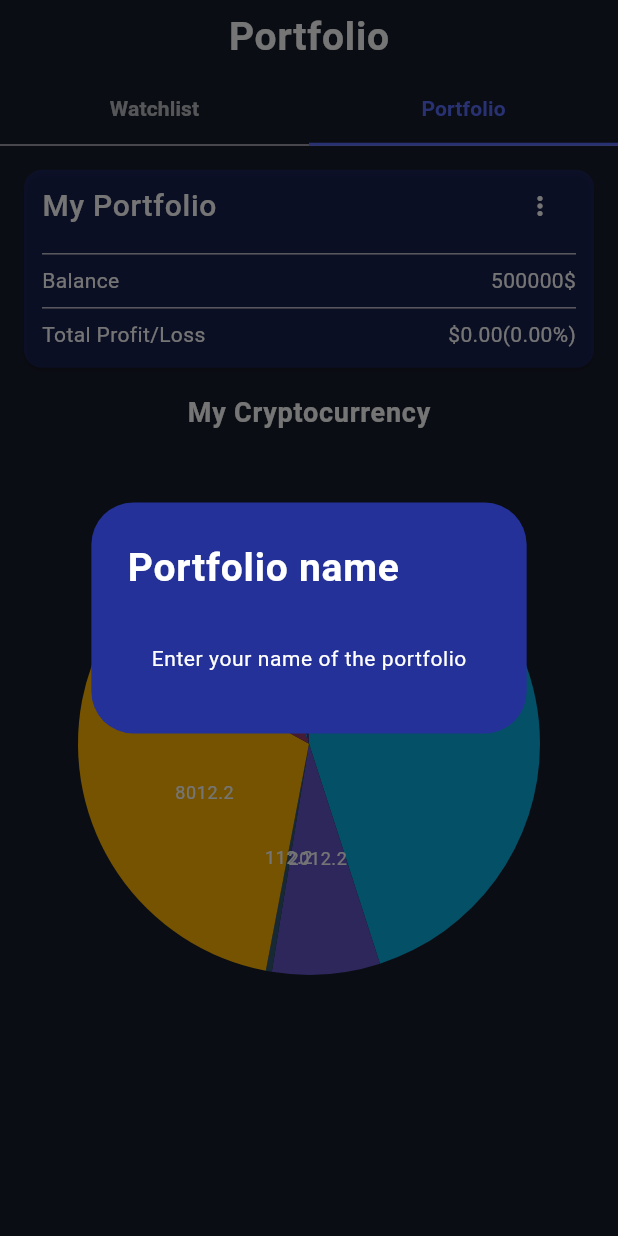
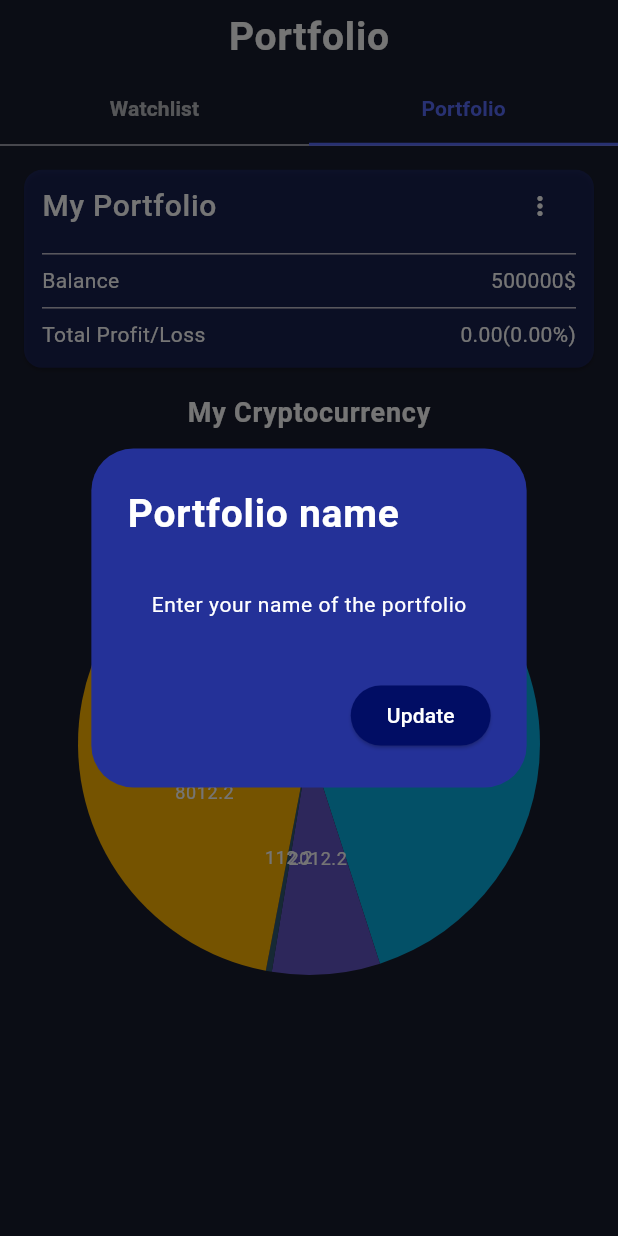
Before and after one commit to rostikKalabishka/CryptoApp, a Flutter app: the PortfolioScreen screen opened directly, tab 2 chosen, after a tap on the "more vert" icon, on a phone screen of 412 x 824 dp. Run offline on Flutter 3.47's test engine with Material 3 defaults, Android fonts, the phone set to English and light mode, and no system bars; our stand-ins replace auto_route, bloc, bloc_concurrency, cloud_firestore, dio, equatable and 8 more; accounts and stored records are empty; network calls fail.

Commit message:
added rename portfolio name

```diff
--- a/lib/crypto_app.dart
+++ b/lib/crypto_app.dart
@@ -1,6 +1,8 @@
 import 'package:crypto_app/futures/auth/login/bloc/login_bloc.dart';
 import 'package:crypto_app/futures/auth/login/view/login.dart';
 import 'package:crypto_app/futures/auth/registration/view/registration.dart';
+import 'package:crypto_app/futures/portfolio/bloc/portfolio_bloc.dart';
+import 'package:crypto_app/futures/portfolio/view/portfolio.dart';
 import 'package:crypto_app/repository/data_storage_repository/abstract_data_storage_repository.dart';
 
 import 'package:flutter/material.dart';
@@ -27,6 +29,8 @@ class _CryptoAppState extends State<CryptoApp> {
       GetIt.I<AbstractDataStorageRepository>());
   final _loginBloc = LoginBloc(GetIt.I<AbstractAuthRepository>());
   final _registrationBloc = RegistrationBloc(GetIt.I<AbstractAuthRepository>());
+  final _portfolioBloc =
+      PortfolioBloc(GetIt.I<AbstractDataStorageRepository>());
 
   @override
   void initState() {
@@ -46,6 +50,10 @@ class _CryptoAppState extends State<CryptoApp> {
           child: const LoginScreen(),
         ),
         BlocProvider(
+          create: (_) => _portfolioBloc,
+          child: const PortfolioScreen(),
+        ),
+        BlocProvider(
           create: (_) => _registrationBloc,
           child: const RegistrationScreen(),
         ),
--- a/lib/futures/portfolio/bloc/portfolio_bloc.dart
+++ b/lib/futures/portfolio/bloc/portfolio_bloc.dart
@@ -1,13 +1,50 @@
 import 'package:bloc/bloc.dart';
+import 'package:crypto_app/futures/portfolio/model/coin_user_data.dart';
+import 'package:crypto_app/repository/data_storage_repository/abstract_data_storage_repository.dart';
 import 'package:equatable/equatable.dart';
 
 part 'portfolio_event.dart';
 part 'portfolio_state.dart';
 
 class PortfolioBloc extends Bloc<PortfolioEvent, PortfolioState> {
-  PortfolioBloc() : super(PortfolioInitial()) {
-    on<PortfolioEvent>((event, emit) {
-      // TODO: implement event handler
+  final AbstractDataStorageRepository abstractDataStorageRepository;
+  PortfolioBloc(this.abstractDataStorageRepository)
+      : super(PortfolioInitial()) {
+    on<PortfolioEvent>((event, emit) async {
+      if (event is PortfolioInfoLoadedEvent) {
+        await _loadPortfolioInfo(event, emit);
+      } else if (event is UpdatePortfolioNameEvent) {
+        await _updatePortfolioName(event, emit);
+      }
     });
   }
+
+  Future<void> _loadPortfolioInfo(
+      PortfolioInfoLoadedEvent event, Emitter<PortfolioState> emit) async {
+    try {
+      final userInfo = await abstractDataStorageRepository.getUserInfo();
+      emit(PortfolioLoaded(
+        portfolioName: userInfo.portfolioName,
+        portfolioList: [],
+      ));
+    } catch (e) {
+      emit(PortfolioFailure(error: e));
+    }
+  }
+
+  Future<void> _updatePortfolioName(
+      UpdatePortfolioNameEvent event, Emitter<PortfolioState> emit) async {
+    final newState = state;
+    try {
+      if (newState is PortfolioLoaded) {
+        final updateState = newState;
+        await abstractDataStorageRepository.updatePortfolioName(
+            newPortfolioName: event.updatePortfolioName);
+        final userInfo = await abstractDataStorageRepository.getUserInfo();
+        emit(updateState.copyWith(portfolioName: userInfo.portfolioName));
+      }
+    } catch (e) {
+      emit(PortfolioFailure(error: e));
+    }
+  }
 }
--- a/lib/futures/portfolio/bloc/portfolio_event.dart
+++ b/lib/futures/portfolio/bloc/portfolio_event.dart
@@ -6,3 +6,14 @@ sealed class PortfolioEvent extends Equatable {
   @override
   List<Object> get props => [];
 }
+
+class PortfolioInfoLoadedEvent extends PortfolioEvent {
+  const PortfolioInfoLoadedEvent();
+}
+
+class UpdatePortfolioNameEvent extends PortfolioEvent {
+  final String updatePortfolioName;
+  const UpdatePortfolioNameEvent({required this.updatePortfolioName});
+  @override
+  List<Object> get props => super.props..add(updatePortfolioName);
+}
--- a/lib/futures/portfolio/bloc/portfolio_state.dart
+++ b/lib/futures/portfolio/bloc/portfolio_state.dart
@@ -1,3 +1,4 @@
+// ignore_for_file: public_member_api_docs, sort_constructors_first
 part of 'portfolio_bloc.dart';
 
 sealed class PortfolioState extends Equatable {
@@ -9,7 +10,23 @@ sealed class PortfolioState extends Equatable {
 
 final class PortfolioInitial extends PortfolioState {}
 
-class PortfolioLoaded extends PortfolioState {}
+class PortfolioLoaded extends PortfolioState {
+  final String portfolioName;
+  final List<CoinUserData> portfolioList;
+
+  const PortfolioLoaded(
+      {required this.portfolioName, required this.portfolioList});
+
+  @override
+  List<Object> get props => super.props..addAll([portfolioName]);
+
+  PortfolioLoaded copyWith(
+      {String? portfolioName, List<CoinUserData>? portfolioList}) {
+    return PortfolioLoaded(
+        portfolioName: portfolioName ?? this.portfolioName,
+        portfolioList: portfolioList ?? this.portfolioList);
+  }
+}
 
 class PortfolioLoading extends PortfolioState {}
 
--- a/lib/futures/portfolio/portfolio_mode/view/portfolio_mode.dart
+++ b/lib/futures/portfolio/portfolio_mode/view/portfolio_mode.dart
@@ -1,5 +1,7 @@
+import 'package:crypto_app/futures/portfolio/bloc/portfolio_bloc.dart';
 import 'package:crypto_app/futures/portfolio/portfolio_mode/widgets/circular_chart.dart';
 import 'package:flutter/material.dart';
+import 'package:flutter_bloc/flutter_bloc.dart';
 import 'package:syncfusion_flutter_charts/charts.dart';
 
 import '../../model/model.dart';
@@ -14,33 +16,47 @@ class PortfolioMode extends StatefulWidget {
 class _PortfolioModeState extends State<PortfolioMode> {
   late List<CoinUserData> _chartData;
   late TooltipBehavior _tooltipBehavior;
+  final updatePortfolioNameController = TextEditingController();
   @override
   void initState() {
     _chartData = getChartData();
     _tooltipBehavior = TooltipBehavior(enable: true);
+    context.read<PortfolioBloc>().add(const PortfolioInfoLoadedEvent());
     super.initState();
   }
 
   @override
   Widget build(BuildContext context) {
     final theme = Theme.of(context);
+    final portfolioBloc = context.read<PortfolioBloc>();
+    return BlocBuilder<PortfolioBloc, PortfolioState>(
+      builder: (context, state) {
+        if (state is PortfolioLoaded) {
           return CustomScrollView(
             slivers: [
               SliverToBoxAdapter(
                 child: Padding(
-            padding: const EdgeInsets.symmetric(horizontal: 12, vertical: 12),
+                  padding:
+                      const EdgeInsets.symmetric(horizontal: 12, vertical: 12),
                   child: Card(
                     color: theme.cardColor,
                     child: Padding(
-                padding: const EdgeInsets.only(bottom: 12, left: 12, right: 12),
+                      padding: const EdgeInsets.only(
+                          bottom: 12, left: 12, right: 12),
                       child: Column(
                         children: [
                           Row(
                             mainAxisAlignment: MainAxisAlignment.spaceBetween,
                             children: [
-                        Text(
-                          'My Portfolio',
+                              Flexible(
+                                child: Text(
+                                  state.portfolioName.isNotEmpty
+                                      ? state.portfolioName
+                                      : 'My Portfolio',
                                   style: theme.textTheme.labelMedium,
+                                  maxLines: 1,
+                                  overflow: TextOverflow.ellipsis,
+                                ),
                               ),
                               IconButton(
                                   onPressed: () async {
@@ -63,7 +79,7 @@ class _PortfolioModeState extends State<PortfolioMode> {
                             children: [
                               Text('Total Profit/Loss'),
                               Row(
-                          children: [Text('\$0.00'), Text('(0.00%)')],
+                                children: [Text('0.00'), Text('(0.00%)')],
                               )
                             ],
                           )
@@ -81,6 +97,34 @@ class _PortfolioModeState extends State<PortfolioMode> {
               )
             ],
           );
+        } else if (state is PortfolioFailure) {
+          return CustomScrollView(
+            slivers: [
+              SliverToBoxAdapter(
+                  child: Column(
+                children: [
+                  Text(state.error.toString()),
+                  SizedBox(
+                    height: MediaQuery.of(context).size.height * 0.1,
+                  ),
+                  TextButton(
+                      onPressed: () {
+                        portfolioBloc.add(const PortfolioInfoLoadedEvent());
+                      },
+                      child: Text(
+                        'Try Again',
+                        style: theme.textTheme.bodySmall,
+                      ))
+                ],
+              ))
+            ],
+          );
+        }
+        return const Center(
+          child: CircularProgressIndicator.adaptive(),
+        );
+      },
+    );
   }
 
   Future openDialog(BuildContext context) => showDialog(
@@ -93,7 +137,16 @@ class _PortfolioModeState extends State<PortfolioMode> {
             'Portfolio name',
             style: theme.textTheme.bodyLarge,
           ),
+          actions: [
+            ElevatedButton(
+                onPressed: () {
+                  context.read<PortfolioBloc>().add(UpdatePortfolioNameEvent(
+                      updatePortfolioName: updatePortfolioNameController.text));
+                },
+                child: const Text('Update'))
+          ],
           content: TextFormField(
+              controller: updatePortfolioNameController,
               style: theme.textTheme.bodySmall,
               decoration: InputDecoration(
                   hintText: 'Enter your name of the portfolio',
--- a/lib/futures/portfolio/view/portfolio.dart
+++ b/lib/futures/portfolio/view/portfolio.dart
@@ -2,9 +2,6 @@ import 'package:auto_route/auto_route.dart';
 import 'package:crypto_app/futures/portfolio/portfolio_mode/view/portfolio_mode.dart';
 import 'package:crypto_app/futures/portfolio/watchlist/view/watchlist.dart';
 import 'package:flutter/material.dart';
-import 'package:flutter_bloc/flutter_bloc.dart';
-
-import '../bloc/portfolio_bloc.dart';
 
 @RoutePage()
 class PortfolioScreen extends StatefulWidget {
@@ -19,9 +16,7 @@ class _PortfolioScreenState extends State<PortfolioScreen> {
   Widget build(BuildContext context) {
     final theme = Theme.of(context);
     return Scaffold(
-      body: BlocProvider(
-        create: (context) => PortfolioBloc(),
-        child: DefaultTabController(
+      body: DefaultTabController(
         length: 2,
         child: CustomScrollView(
           slivers: [
@@ -33,8 +28,8 @@ class _PortfolioScreenState extends State<PortfolioScreen> {
               pinned: true,
               centerTitle: true,
               bottom: PreferredSize(
-                  preferredSize: Size.fromHeight(
-                      MediaQuery.of(context).size.height * 0.05),
+                preferredSize:
+                    Size.fromHeight(MediaQuery.of(context).size.height * 0.05),
                 child: TabBar(
                   labelStyle: const TextStyle(fontWeight: FontWeight.bold),
                   indicatorColor: theme.indicatorColor,
@@ -70,7 +65,6 @@ class _PortfolioScreenState extends State<PortfolioScreen> {
           ],
         ),
       ),
-      ),
     );
   }
 }
--- a/lib/futures/settings/bloc/settings_state.dart
+++ b/lib/futures/settings/bloc/settings_state.dart
@@ -5,6 +5,7 @@ class SettingsState extends Equatable {
       {this.switchValue = true,
       this.inProcess = false,
       this.isSuccess = false,
+      this.charForAvatar = '',
       this.name = '',
       this.email = '',
       this.image = '',
@@ -16,20 +17,29 @@ class SettingsState extends Equatable {
   final String name;
   final String email;
   final String image;
+  final String charForAvatar;
 
   @override
-  List<Object> get props =>
-      [switchValue, inProcess, isSuccess, name, email, error, image];
+  List<Object> get props => [
+        switchValue,
+        inProcess,
+        isSuccess,
+        name,
+        email,
+        error,
+        image,
+        charForAvatar
+      ];
 
-  SettingsState copyWith({
-    bool? switchValue,
+  SettingsState copyWith(
+      {bool? switchValue,
       bool? inProcess,
       bool? isSuccess,
       Object? error,
       String? name,
       String? email,
       String? image,
-  }) {
+      String? charForAvatar}) {
     return SettingsState(
         switchValue: switchValue ?? this.switchValue,
         inProcess: inProcess ?? this.inProcess,
@@ -38,6 +48,6 @@ class SettingsState extends Equatable {
         name: name ?? this.name,
         email: email ?? this.email,
         image: image ?? this.image,
-    );
+        charForAvatar: charForAvatar ?? this.charForAvatar);
   }
 }
--- a/lib/main.dart
+++ b/lib/main.dart
@@ -38,7 +38,11 @@ void main() async {
         firebaseStore: firebaseStore,
       ));
   GetIt.I.registerLazySingleton<AbstractDataStorageRepository>(
-      () => DataStorageRepository(sharedPreferences: sharedPreferences));
+      () => DataStorageRepository(
+            sharedPreferences: sharedPreferences,
+            firebaseAuthInstance: firebaseAuthInstance,
+            firebaseStore: firebaseStore,
+          ));
 
   GetIt.I.registerLazySingleton<AbstractPortfolioRepository>(() =>
       PortfolioRepository(
--- a/lib/repository/auth/abstract_auth_repository.dart
+++ b/lib/repository/auth/abstract_auth_repository.dart
@@ -1,4 +1,3 @@
-import 'package:crypto_app/repository/auth/model/user.dart';
 import 'package:firebase_auth/firebase_auth.dart';
 
 abstract interface class AbstractAuthRepository {
@@ -14,12 +13,11 @@ abstract interface class AbstractAuthRepository {
 
   Future<void> signOut();
 
-  Future<UserDetails> getUserInfo();
-
   Future<void> addUserDetails({
     required String username,
     required String email,
     required String uid,
+    required String profileImage,
   });
 
   Stream<User?> get user;
```
Also changed, not shown: lib/futures/settings/bloc/settings_bloc.dart (+2 -7 lines), lib/futures/settings/view/settings.dart (+4 -6 lines), lib/repository/auth/auth_repository.dart (+10 -38 lines), lib/repository/data_storage_repository/abstract_data_storage_repository.dart (+8 -2 lines), lib/repository/data_storage_repository/data_storage_repository.dart (+57 -5 lines). Lines whose indentation alone changed are shown as unchanged.
